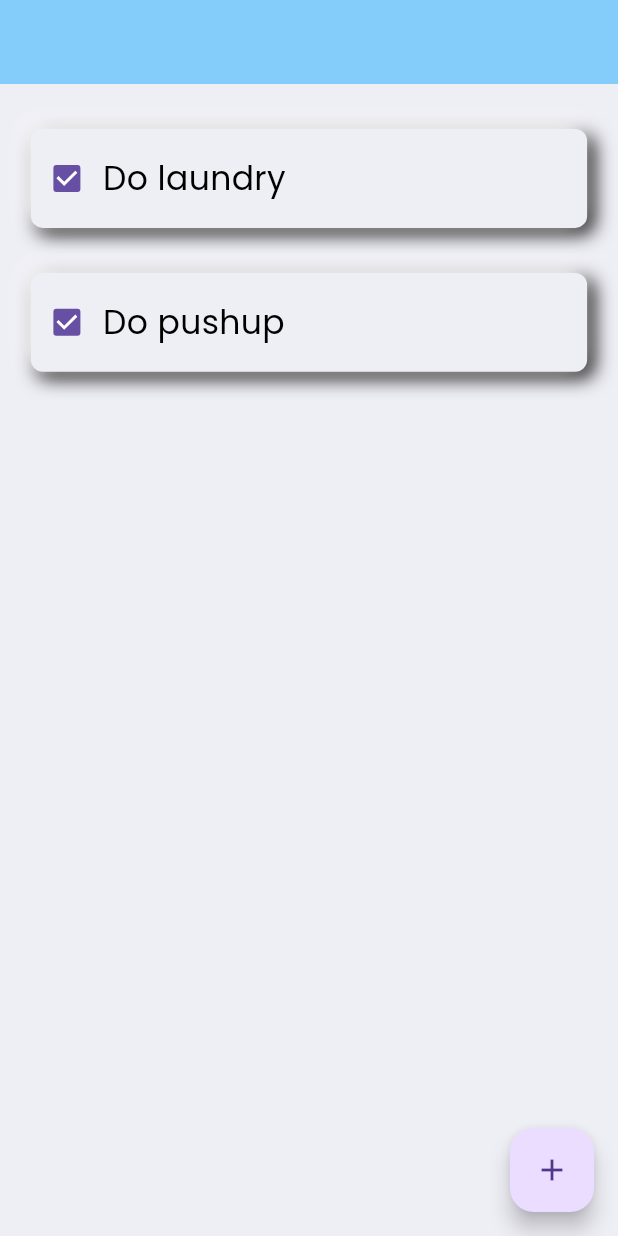
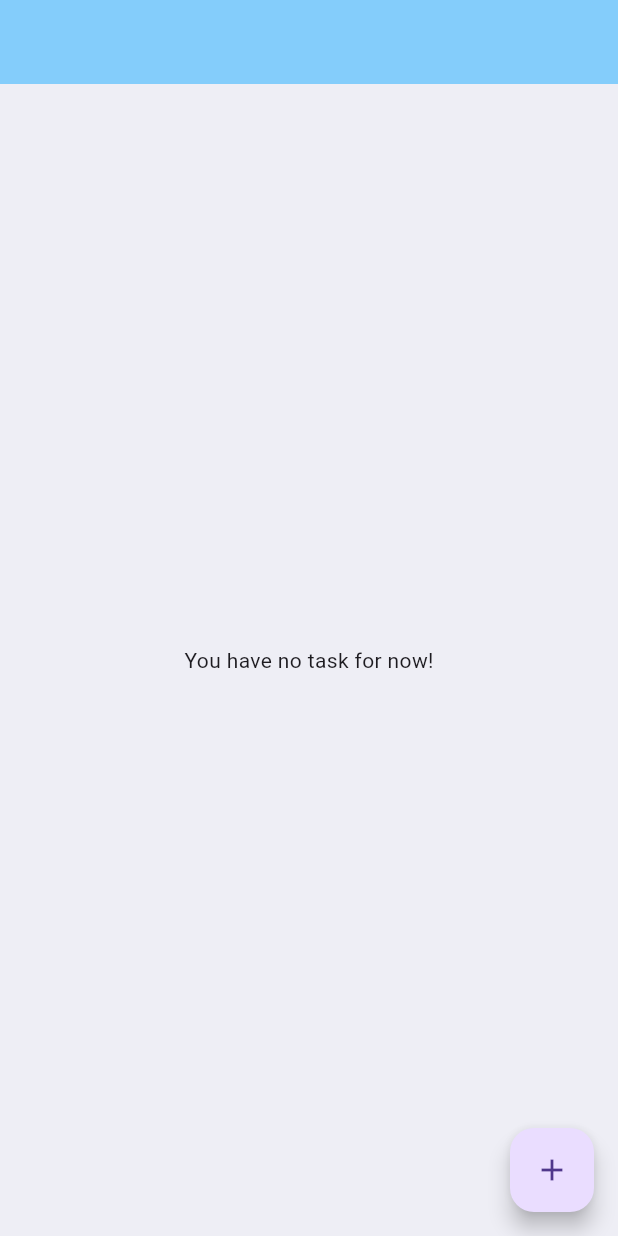
Before and after one commit to masked-mermaid/Todo, a Flutter app: the screen it shows after launch, on a phone screen of 412 x 824 dp. Run offline on Flutter 3.47's test engine with Material 3 defaults, Android fonts, the phone set to English and light mode, and no system bars; our stand-ins replace google_fonts.

Commit message:
builds tasks from list created from addTask screen

```diff
--- a/lib/add_task.dart
+++ b/lib/add_task.dart
@@ -1,4 +1,5 @@
 import 'package:flutter/material.dart';
+import 'package:todo_app/taskmodels.dart';
 import 'app_colors.dart';
 import 'package:intl/intl.dart';
 
@@ -9,24 +10,18 @@ class AddTask extends StatefulWidget {
   State<AddTask> createState() => _AddTaskState();
 }
 
-
-
 class _AddTaskState extends State<AddTask> {
   DateTime? selectedDate = DateTime.now();
   TimeOfDay selectedTime = TimeOfDay.now();
   TextEditingController task = TextEditingController();
   TextEditingController datecontroller = TextEditingController();
   TextEditingController timecontroller = TextEditingController();
+  List<Task> tasks = [];
 
   @override
   Widget build(BuildContext context) {
-    return MaterialApp(
-      debugShowCheckedModeBanner: false,
-      home: Scaffold(
-        appBar: AppBar(
-          title: Text('New Task'),
-          backgroundColor: LgT.appbar,
-        ),
+    return  Scaffold(
+        appBar: AppBar(title: Text('New Task'), backgroundColor: LgT.appbar),
         backgroundColor: LgT.background,
         body: SafeArea(
           child: Center(
@@ -73,8 +68,10 @@ class _AddTaskState extends State<AddTask> {
                         if (pickedDate != null) {
                           setState(() {
                             selectedDate = pickedDate;
-                            datecontroller.text = DateFormat('yyyy-MM-dd').format(selectedDate!);
-                            print('date today is $selectedDate');
+                            datecontroller.text = DateFormat(
+                              'yyyy-MM-dd',
+                            ).format(selectedDate!);
+                            // print('date today is $selectedDate');
                           });
                         }
                       },
@@ -98,7 +95,7 @@ class _AddTaskState extends State<AddTask> {
                           setState(() {
                             selectedTime = pickedTime;
                             timecontroller.text = selectedTime.format(context);
-                            print('date today is $pickedTime');
+                            // print('date today is $pickedTime');
                           });
                         }
                       },
@@ -112,10 +109,33 @@ class _AddTaskState extends State<AddTask> {
         floatingActionButton: FloatingActionButton(
           child: Icon(Icons.done),
           onPressed: () {
-            print('the task is' + task.text);
+            // print('task text ='+task.text);
+            if (task.text.isEmpty ) {
+              ScaffoldMessenger.of(context).showSnackBar(
+                SnackBar(content: Text('please enter a task name')),
+              );
+              return;
+            }
+            // combine date and time into one
+            final fullDateTime = DateTime(
+              selectedDate!.year,
+              selectedDate!.month,
+              selectedDate!.day,
+              selectedTime.hour,
+              selectedTime.minute,
+            );
+            // ad to task lilst
+            final newTask = Task(title: task.text.trim(), dateTime: fullDateTime, isCompleted: false);
+            // Optional: Clear fields after adding
+            task.clear();
+            datecontroller.clear();
+            timecontroller.clear();
+            selectedDate = DateTime.now();
+            selectedTime = TimeOfDay.now();
+            Navigator.pop(context,newTask);
           },
         ),
-      ),
-    );
+      );
+
   }
 }
--- a/lib/main.dart
+++ b/lib/main.dart
@@ -10,7 +10,6 @@ class ToDo extends StatelessWidget {
 
   @override
   Widget build(BuildContext context) {
-    bool? ischecked = false;
 
     return MaterialApp(
       debugShowCheckedModeBanner: false,
--- a/lib/taskmodels.dart
+++ b/lib/taskmodels.dart
@@ -1,7 +1,8 @@
 class Task{
   final String title;
   final DateTime dateTime;
+  bool isCompleted;
 
-  Task({required this.title, required this.dateTime});
+  Task({required this.title, required this.dateTime, required this.isCompleted});
 
 }
--- a/lib/tasksbanner.dart
+++ b/lib/tasksbanner.dart
@@ -1,6 +1,7 @@
 import 'package:flutter/material.dart';
 import 'package:google_fonts/google_fonts.dart';
 import 'package:todo_app/add_task.dart';
+import 'package:todo_app/taskmodels.dart';
 import 'app_colors.dart';
 
 
@@ -12,7 +13,8 @@ class ToDoScreen extends StatefulWidget {
 }
 
 class _ToDoScreenState extends State<ToDoScreen> {
-  bool? ischecked = true;
+  // bool? ischecked = false;
+  List<Task>tasklist=[];
 
   @override
   Widget build(BuildContext context) {
@@ -20,19 +22,27 @@ class _ToDoScreenState extends State<ToDoScreen> {
       backgroundColor: LgT.background,
       floatingActionButton: FloatingActionButton(
         child: Icon(Icons.add),
-        onPressed: () {
-          Navigator.push(context, MaterialPageRoute(builder: (_)=>(AddTask())));
+        onPressed: () async{
+          final newTask = await Navigator.push(context, MaterialPageRoute(builder: (_)=>AddTask()));
+          if (newTask!=null){
+            setState(() {
+              tasklist.add(newTask);
+            });
+          }
+
         }),
 
-      body: ListView(
-        children: [
-          createTask('Do laundry'),
-          createTask("Do pushup")],
-      ),
+      body: tasklist.isEmpty? Center(child: Text('You have no task for now!'),)
+      :ListView.builder(
+        itemCount: tasklist.length,
+        itemBuilder: (BuildContext context, int index){
+          final task = tasklist[index];
+          return createTask(task, index);
+        })      ,
     );
   }
 
-  Widget createTask(String taskName) {
+  Widget createTask(Task task, int index) {
     var screenSize = MediaQuery.of(context).size;
 
     return Center(
@@ -60,15 +70,15 @@ class _ToDoScreenState extends State<ToDoScreen> {
           mainAxisAlignment: MainAxisAlignment.start,
           children: [
             Checkbox(
-              value: ischecked,
+              value: task.isCompleted,
               onChanged: (newBool) {
                 setState(() {
-                  ischecked = newBool;
+                  tasklist[index].isCompleted=newBool!;
                 });
               },
             ),
             Text(
-              taskName,
+              task.title,
               style: GoogleFonts.poppins(
                 fontSize: 22,
                 fontWeight: FontWeight.w400,
```
